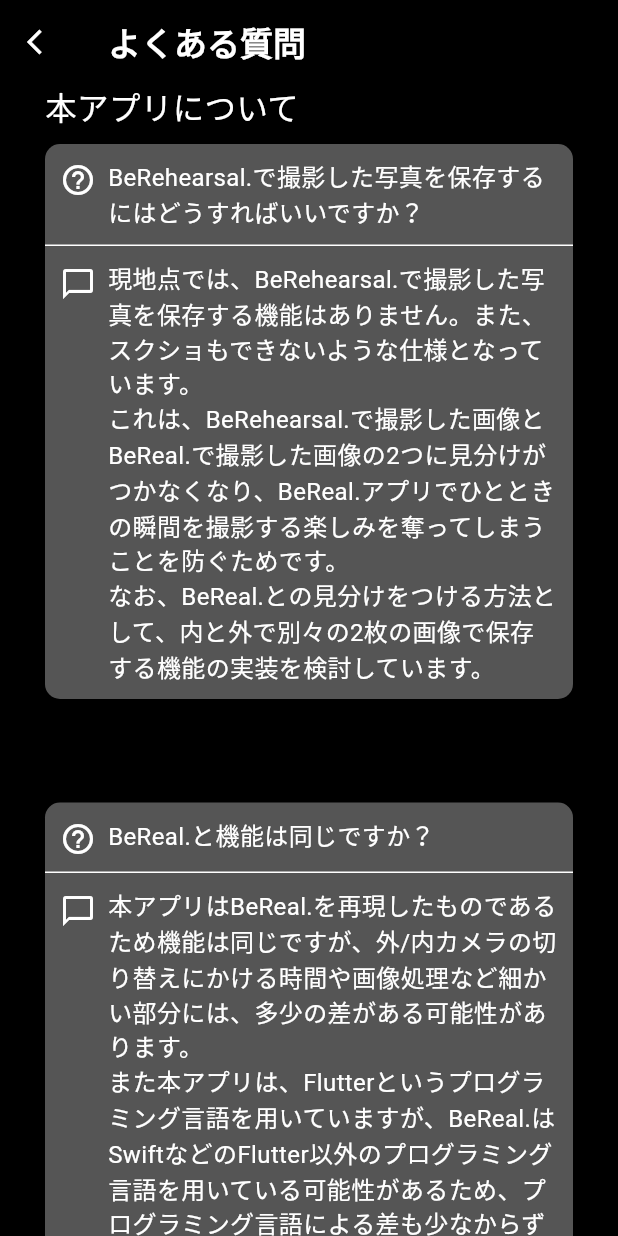
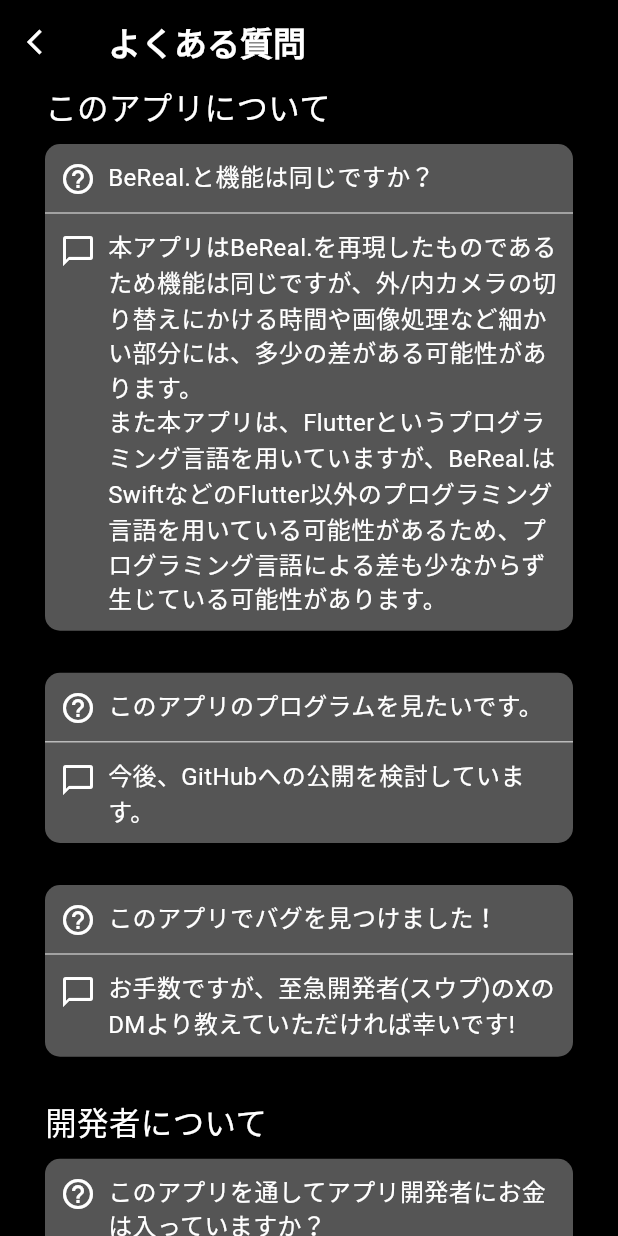
Before and after one commit to laughtaone/bere, a Flutter app: the SettingsPage screen opened directly, after a tap on "よくある質問", on a phone screen of 412 x 824 dp. Run offline on Flutter 3.47's test engine with Material 3 defaults, Android fonts, the phone set to English and light mode, and no system bars; our stand-ins replace camera, settings_ui; Roboto replaces fonts that are missing (NotoSansJP-Medium, NotoSansJP-SemiBold).

Commit message:
20240612wed 最終ver

```diff
--- a/lib/settings_display.dart
+++ b/lib/settings_display.dart
@@ -1,7 +1,7 @@
 import 'package:flutter/material.dart';
 import 'package:url_launcher/url_launcher_string.dart';
 import 'take_display.dart';
-import 'settings_qanda_display.dart';
+import 'settings_qa_display.dart';
 import 'package:settings_ui/settings_ui.dart';
 import 'package:url_launcher/url_launcher.dart';
 
@@ -48,8 +48,13 @@ class SettingsPage extends StatelessWidget {
               ),
               tiles: <SettingsTile>[
                 SettingsTile(
-                  title: Text(
-                    'このアプリはBeReal.を楽しむことをサポートするものです。\nまた当アプリは、BeReal.の独創的なアイデアを尊重しており、BeReal.が発明したアイデアを保護するため、当アプリでは撮影後の画像データの保存・スクショは一切できません。保存したい場合は、BeReal.アプリでベストショットの撮影に挑戦してみてください！',
+                  title: Column(
+                    crossAxisAlignment: CrossAxisAlignment.start,
+                    children: [
+                      pointList(pointListText: '本アプリはBeReal.さまに許可をとって作成したアプリではない、非公式のBeReal.リハーサルアプリです。'),
+                      pointList(pointListText: '本アプリでは、BeRehearsal.で撮影した画像とBeReal.で撮影した画像の見分けが付かず、BeReal.で撮影する楽しみを奪ってしまうことを防ぐため、撮影した写真を保存・スクショすることができません。'),
+                      pointList(pointListText: '今後、2アプリを見分けることができるようにしながら保存機能を実現するため、内側と外側で2枚の別々の画像で保存する機能の実装を検討しています！'),
+                    ],
                   ),
                 ),
                 SettingsTile.navigation(
@@ -58,7 +63,7 @@ class SettingsPage extends StatelessWidget {
                   // value: const Text(''),
                   onPressed: (context) {
                     Navigator.of(context).push(MaterialPageRoute(
-                      builder: (_) => QandAPage(),
+                      builder: (_) => QAPage(),
                     ));
                   },
                 ),
@@ -156,3 +161,54 @@ class SettingValueTextStyle {
     fontSize: 17,
   );
 }
+
+
+
+class pointList extends StatelessWidget {
+  final String pointListText;
+
+  const pointList({
+    Key? key,
+    required this.pointListText,
+  }) : super(key: key);
+
+  @override
+  Widget build(BuildContext context) {
+    return Wrap(
+      children: [
+        Container(
+          child: Column(
+            children: [
+              Container(
+                padding: EdgeInsets.all(4),
+                child: Row(
+                  crossAxisAlignment: CrossAxisAlignment.start,
+                  children: [
+                    Padding(
+                      padding: EdgeInsets.only(top: 5.0),
+                      child: Icon(
+                        Icons.check,
+                        size: 18,
+                        color: Colors.white,
+                      ),
+                    ),
+                    Expanded(
+                      child: Padding(
+                        padding: EdgeInsets.only(left: 8.0),
+                        child: Text(
+                          pointListText,
+                          textAlign: TextAlign.start,
+                          style: TextStyle(fontSize: 18),
+                        ),
+                      ),
+                    ),
+                  ],
+                ),
+              ),
+            ],
+          ),
+        ),
+      ],
+    );
+  }
+}
--- a/lib/settings_qanda_display.dart
+++ b/lib/settings_qa_display.dart
@@ -6,22 +6,22 @@ import 'package:url_launcher/url_launcher.dart';
 import 'settings_display.dart';
 
 
-void main() {
-  runApp(
-    QandAPageHome()
-  );
-}
+// void main() {
+//   runApp(
+//     QAPageHome()
+//   );
+// }
 
-class QandAPageHome extends StatelessWidget {
-  @override
-  Widget build(BuildContext context) {
-    return MaterialApp(
-      home: QandAPage(),
-    );
-  }
-}
+// class QAPageHome extends StatelessWidget {
+//   @override
+//   Widget build(BuildContext context) {
+//     return MaterialApp(
+//       home: QAPage(),
+//     );
+//   }
+// }
 
-class QandAPage extends StatelessWidget {
+class QAPage extends StatelessWidget {
   // const SettingsPage({super.key});
 
   @override
@@ -44,7 +44,7 @@ class QandAPage extends StatelessWidget {
               color: Colors.white,
             ),
           onPressed: () {
-            // Navigator.pop(context);
+            Navigator.pop(context);
           },
         ),
       ),
@@ -58,14 +58,29 @@ class QandAPage extends StatelessWidget {
               //   style: TextStyle(color: Colors.white),
               // ),
               qaWidget(
-                titleText: '本アプリについて',
-                qText: 'BeRehearsal.で撮影した写真を保存するにはどうすればいいですか？',
-                aText: '現地点では、BeRehearsal.で撮影した写真を保存する機能はありません。また、スクショもできないような仕様となっています。\nこれは、BeRehearsal.で撮影した画像とBeReal.で撮影した画像の2つに見分けがつかなくなり、BeReal.アプリでひとときの瞬間を撮影する楽しみを奪ってしまうことを防ぐためです。\nなお、BeReal.との見分けをつける方法として、内と外で別々の2枚の画像で保存する機能の実装を検討しています。',
+                titleText: 'このアプリについて',
+                qText: 'BeReal.と機能は同じですか？',
+                aText: '本アプリはBeReal.を再現したものであるため機能は同じですが、外/内カメラの切り替えにかける時間や画像処理など細かい部分には、多少の差がある可能性があります。\nまた本アプリは、Flutterというプログラミング言語を用いていますが、BeReal.はSwiftなどのFlutter以外のプログラミング言語を用いている可能性があるため、プログラミング言語による差も少なからず生じている可能性があります。'
               ),
               qaWidget(
                 titleText: '',
-                qText: 'BeReal.と機能は同じですか？',
-                aText: '本アプリはBeReal.を再現したものであるため機能は同じですが、外/内カメラの切り替えにかける時間や画像処理など細かい部分には、多少の差がある可能性があります。\nまた本アプリは、Flutterというプログラミング言語を用いていますが、BeReal.はSwiftなどのFlutter以外のプログラミング言語を用いている可能性があるため、プログラミング言語による差も少なからず生じている可能性があります。'
+                qText: 'このアプリのプログラムを見たいです。',
+                aText: '今後、GitHubへの公開を検討しています。'
+              ),
+              qaWidget(
+                titleText: '',
+                qText: 'このアプリでバグを見つけました！',
+                aText: 'お手数ですが、至急開発者(スウプ)のXのDMより教えていただければ幸いです!'
+              ),
+              qaWidget(
+                titleText: '開発者について',
+                qText: 'このアプリを通してアプリ開発者にお金は入っていますか？',
+                aText: '本アプリには、広告を掲載していない上、通信機能を実装しておらず、データや使用状況の収集もプログラム的に不可能であるため、本アプリを通して、アプリ開発者であるスウプには1円たりともお金は入っていませんのでご安心ください。\n\nあくまで開発者が「n回の再撮影」と表示されずにBeReal.の撮影の練習をしたいという目的で開発したアプリです。'
+              ),
+              qaWidget(
+                titleText: '',
+                qText: '機能の追加など、このアプリへの要望・感想を開発者に伝えたいです。',
+                aText: '開発者(スウプ)のXのDMより教えていただければ幸いです。'
               ),
             ]
           ),
@@ -103,18 +118,7 @@ class qaWidget extends StatelessWidget {
           margin: EdgeInsets.only(left: 25, right: 25, bottom: 25),
           child: Column(
             children: [
-              Container(
-                padding: EdgeInsets.only(bottom: 10),
-                alignment: Alignment.centerLeft,
-                child: Text(
-                  titleText,
-                  style: TextStyle(
-                    color: Colors.white,
-                    fontSize: qaTitleSize(),
-                    fontFamily: qaTitleTextFont(),
-                  ),
-                ),
-              ),
+              necessityQATitle(titleText),
               Container(
                 decoration: BoxDecoration(
                   borderRadius: BorderRadius.circular(10),
@@ -128,7 +132,7 @@ class qaWidget extends StatelessWidget {
                         crossAxisAlignment: CrossAxisAlignment.start,
                         children: [
                           Padding(
-                            padding: EdgeInsets.only(top: 2.0),
+                            padding: EdgeInsets.only(top: 1.5),
                             child: Icon(
                               Icons.help_outline,
                               color: qaContentsColor(),
@@ -154,7 +158,7 @@ class qaWidget extends StatelessWidget {
                     ),
                     Container(
                       height: 1,
-                      color: qaContentsColor(),
+                      color: qaLineColor(),
                     ),
                     Container(
                       padding: EdgeInsets.all(10),
@@ -229,16 +233,41 @@ class qaWidget extends StatelessWidget {
     return qaTitleTextFont;
   }
 
-  // アイコン・文字色・仕切り線の背景色を指定
+  // アイコン・文字の色を指定
   Color qaContentsColor() {
     final qaContentsColor = Colors.white;
     return qaContentsColor;
   }
 
-  // アイコン・文字色・仕切り線の背景色を指定
+  // アイコン・文字・仕切り線の背景色を指定
   Color qaBackgroundColor() {
     final qaBackgroundColor = Color(0xFF555555);
     return qaBackgroundColor;
   }
 
+  // 仕切り線の色を指定
+  Color qaLineColor() {
+    final qaLineColor = Color(0xFFbbbbbb);
+    return qaLineColor;
+  }
+
+
+  Widget necessityQATitle(String valutitleText) {
+    if (titleText != '') {
+      return Container(
+        padding: EdgeInsets.only(bottom: 10),
+        alignment: Alignment.centerLeft,
+        child: Text(
+          titleText,
+          style: TextStyle(
+            color: Colors.white,
+            fontSize: qaTitleSize(),
+            fontFamily: qaTitleTextFont(),
+          ),
+        ),
+      );
+    } else {
+      return SizedBox.shrink();
+    }
+  }
 }
```
